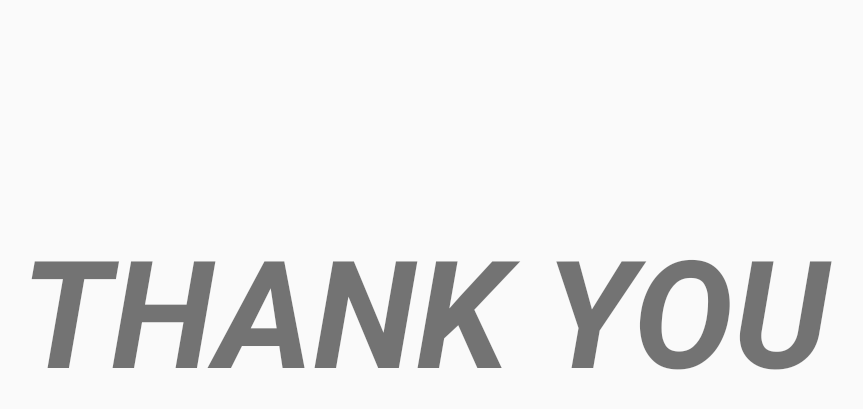
After one commit to IOAyman/TadArt-2016, an Android app: the fragment ThanksFragment placed in its activity, on a phone screen of 824 x 412 dp (held sideways). The commit adds this screen. Shown: the top 409 px of the screen, without its empty margins (193-1056 px from the left). Run offline under Robolectric (Android 15) with nearby library versions, the phone set to English and light mode, and no system bars.

Commit message:
Created ThanksFragment

```diff
--- /dev/null
+++ b/app/src/main/java/ioayman/github/com/tadart2016/ThanksFragment.java
@@ -0,0 +1,38 @@
+package ioayman.github.com.tadart2016;
+
+
+import android.os.Bundle;
+import android.support.v4.app.Fragment;
+import android.view.LayoutInflater;
+import android.view.View;
+import android.view.ViewGroup;
+
+
+/**
+ * A simple {@link Fragment} subclass.
+ * Use the {@link ThanksFragment#newInstance} factory method to
+ * create an instance of this fragment.
+ */
+public class ThanksFragment extends Fragment {
+    public static final int ID = 1;
+
+    public ThanksFragment() {
+        // Required empty public constructor
+    }
+
+    public static ThanksFragment newInstance() {
+        return new ThanksFragment();
+    }
+
+    @Override
+    public void onCreate(Bundle savedInstanceState) {
+        super.onCreate(savedInstanceState);
+    }
+
+    @Override
+    public View onCreateView(LayoutInflater inflater, ViewGroup container,
+                             Bundle savedInstanceState) {
+        // Inflate the layout for this fragment
+        return inflater.inflate(R.layout.fragment_thanks, container, false);
+    }
+}
--- /dev/null
+++ b/app/src/main/res/layout/fragment_thanks.xml
@@ -0,0 +1,17 @@
+<FrameLayout xmlns:android="http://schemas.android.com/apk/res/android"
+             xmlns:tools="http://schemas.android.com/tools"
+             android:layout_width="match_parent"
+             android:layout_height="match_parent"
+             tools:context="ioayman.github.com.tadart2016.ThanksFragment">
+
+    <!-- TODO ~ it ain't beautiful! -->
+
+    <TextView
+        android:layout_width="match_parent"
+        android:layout_height="match_parent"
+        android:text="THANK YOU"
+        android:textSize="100sp"
+        android:textStyle="bold|italic"
+        android:gravity="center"/>
+
+</FrameLayout>
--- a/app/src/main/res/values/strings.xml
+++ b/app/src/main/res/values/strings.xml
@@ -4,6 +4,4 @@
     <string name="image_thumbnail_holder">Image thumbnail holder</string>
     <string name="image_preview_holder">Image preview holder</string>
 
-    <!-- TODO: Remove or change this placeholder text -->
-    <string name="hello_blank_fragment">Hello blank fragment</string>
 </resources>
```
